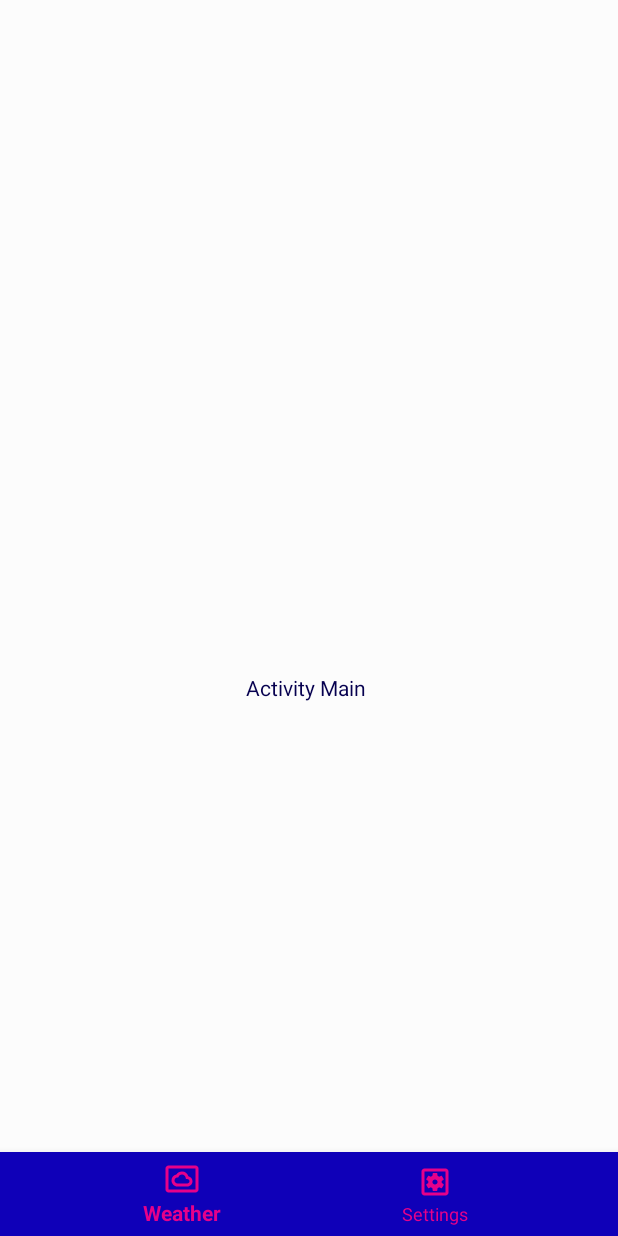
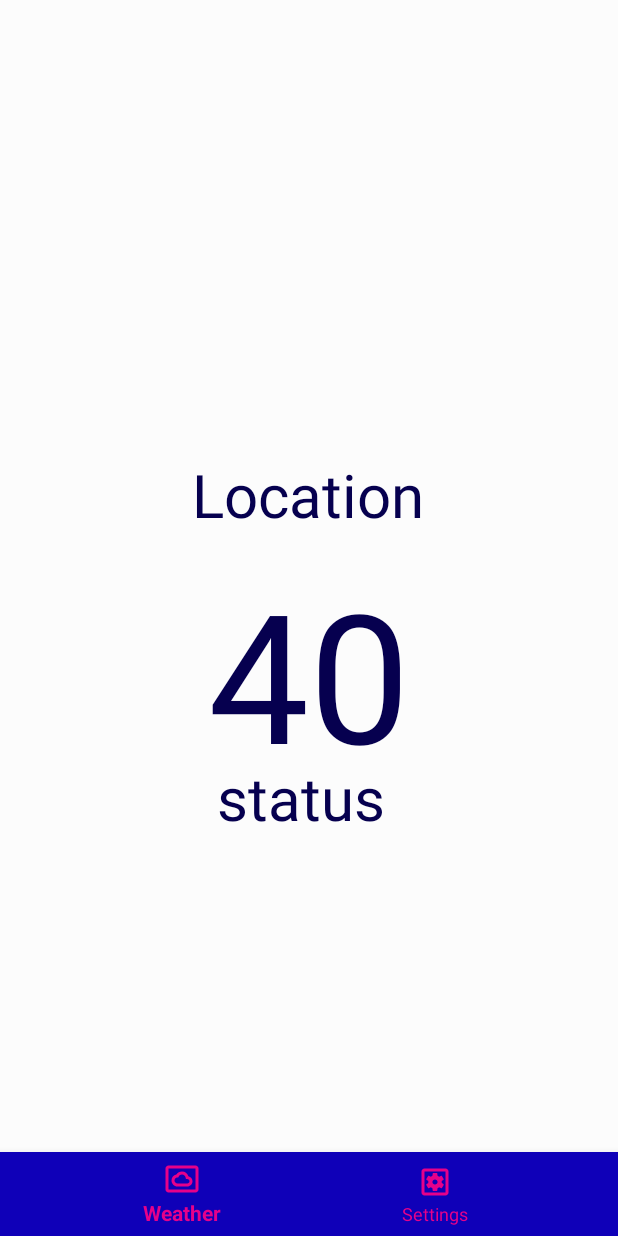
Before and after one commit to tomvarga620/androidProject, an Android app: the screen it shows after launch (MainActivity), on a phone screen of 412 x 824 dp. Run offline under Robolectric (Android 15) with nearby library versions, the phone set to English and light mode, and no system bars; our stand-ins replace Volley; network calls fail.

Commit message:
added location,temperature,weather status

```diff
--- a/WeatherApp/app/src/main/res/layout/activity_main.xml
+++ b/WeatherApp/app/src/main/res/layout/activity_main.xml
@@ -21,15 +21,46 @@
         />
 
     <TextView
-        android:id="@+id/text_view_result"
+        android:id="@+id/text_view_temp"
         android:layout_width="wrap_content"
         android:layout_height="wrap_content"
-        android:layout_marginStart="164dp"
-        android:layout_marginLeft="164dp"
-        android:layout_marginBottom="300dp"
-        android:text="Activity Main"
+        android:layout_marginBottom="284dp"
+        android:text="40"
         android:textColor="?attr/textcolor"
-        app:layout_constraintBottom_toTopOf="@+id/bottom_navigation"
-        app:layout_constraintStart_toStartOf="parent" />
+        android:textSize="120dp"
+        app:layout_constraintBottom_toBottomOf="parent"
+        app:layout_constraintLeft_toLeftOf="parent"
+        app:layout_constraintRight_toRightOf="parent"
+        app:layout_constraintTop_toTopOf="parent"
+        app:layout_constraintVertical_bias="0.971" />
+
+    <TextView
+        android:id="@+id/text_view_location"
+        android:layout_width="wrap_content"
+        android:layout_height="wrap_content"
+        android:text="Location"
+        android:textColor="?attr/textcolor"
+        android:textSize="40dp"
+        app:layout_constraintBottom_toBottomOf="parent"
+        app:layout_constraintBottom_toTopOf="@+id/text_view_temp"
+        app:layout_constraintHorizontal_bias="0.498"
+        app:layout_constraintLeft_toLeftOf="parent"
+        app:layout_constraintRight_toRightOf="parent"
+        app:layout_constraintTop_toTopOf="parent"
+        app:layout_constraintVertical_bias="0.961" />
+
+    <TextView
+        android:id="@+id/text_view_status"
+        android:layout_width="wrap_content"
+        android:layout_height="wrap_content"
+        android:text="status "
+        android:textColor="?attr/textcolor"
+        android:textSize="40dp"
+        app:layout_constraintBottom_toBottomOf="parent"
+        app:layout_constraintHorizontal_bias="0.498"
+        app:layout_constraintLeft_toLeftOf="parent"
+        app:layout_constraintRight_toRightOf="parent"
+        app:layout_constraintTop_toTopOf="parent"
+        app:layout_constraintVertical_bias="0.655" />
 
 </androidx.constraintlayout.widget.ConstraintLayout>
```
Also changed, not shown: WeatherApp/app/src/main/java/com/example/weatherapp/MainActivity.java (+31 -7 lines).
